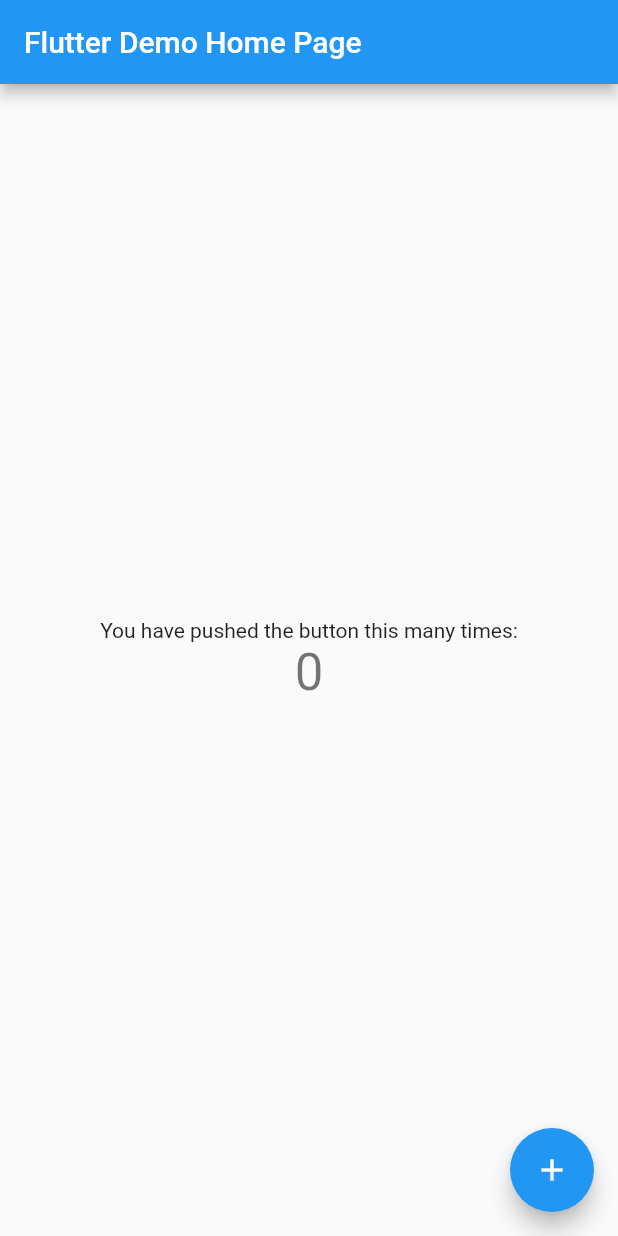
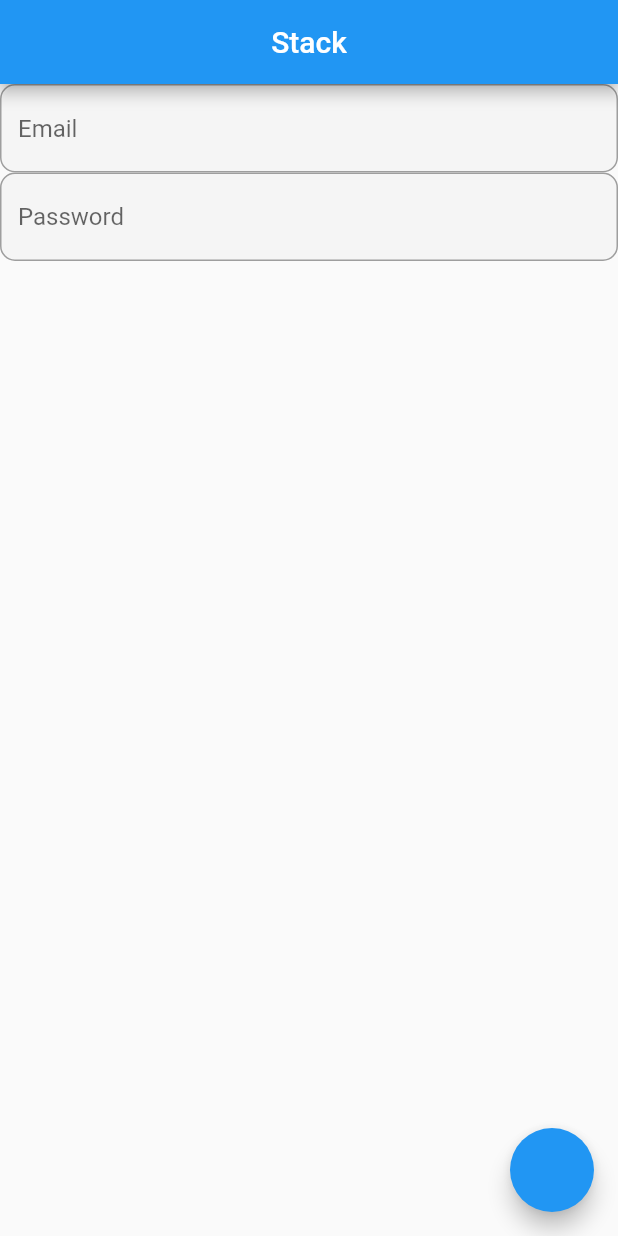
Before and after one commit to kangbba/practice_chatting, a Flutter app: the screen it shows after launch, on a phone screen of 412 x 824 dp. Run offline on Flutter 3.47's test engine with Material 2 defaults, Android fonts, the light colour scheme and no system bars.

Commit message:
login screen

```diff
--- /dev/null
+++ b/lib/duration.dart
@@ -0,0 +1,6 @@
+
+const halfSecond = Duration(milliseconds: 500);
+const oneSecond = Duration(milliseconds: 1000);
+const twoSecond = Duration(milliseconds: 2000);
+const threeSecond = Duration(milliseconds: 3000);
+const tenSecond = Duration(milliseconds: 10000);
--- /dev/null
+++ b/lib/login_screen.dart
@@ -0,0 +1,90 @@
+import 'package:flutter/material.dart';
+import 'package:practicechatting/duration.dart';
+import 'package:practicechatting/sign_in_screen.dart';
+import 'package:practicechatting/sign_up_screen.dart';
+import 'main.dart';
+
+class LoginScreen extends StatefulWidget {
+  const LoginScreen({Key? key}) : super(key: key);
+
+  @override
+  State<LoginScreen> createState() => _LoginScreenState();
+}
+
+enum SignStatus
+{
+  signIn,
+  signUp,
+}
+
+late Size screenSize;
+late SignStatus nowSignStatus;
+late SignInScreen signInScreen;
+late SignUpScreen signUpScreen;
+
+class _LoginScreenState extends State<LoginScreen> {
+  @override
+  void initState() {
+    super.initState();
+    nowSignStatus = SignStatus.signIn;
+    // TODO: implement initState
+    signInScreen = SignInScreen();
+    signUpScreen = SignUpScreen();
+  }
+  @override
+  Widget build(BuildContext context) {
+    print(nowSignStatus);
+    screenSize = MediaQuery.of(context).size;
+    return Scaffold(
+        appBar: AppBar(
+          title: Text('Stack'),
+          centerTitle: true,
+        ),
+        body: Container(
+          width: screenSize.width,
+          height: screenSize.height,
+          child: Stack(
+            children: [
+              AnimatedSwitcher(
+                duration: halfSecond,
+                switchInCurve: Curves.easeOut,
+                switchOutCurve: Curves.easeOut,
+                child: _getProperSignPage(nowSignStatus),
+              ),
+            ],
+          ),
+        ),
+        floatingActionButton: FloatingActionButton(
+        onPressed: (){
+          setState(() {
+            switch(nowSignStatus)
+            {
+              case SignStatus.signIn:
+                nowSignStatus = SignStatus.signUp;
+                break;
+              case SignStatus.signUp:
+                nowSignStatus = SignStatus.signIn;
+                break;
+              default:
+                break;
+            }
+          });
+        }
+    )
+    );
+
+  }
+
+  Widget _getProperSignPage(SignStatus signStatus) {
+
+    switch(signStatus)
+    {
+      case SignStatus.signIn:
+        return signInScreen;
+      case SignStatus.signUp:
+        return signUpScreen;
+      default:
+        throw Exception("");
+    }
+  }
+}
--- a/lib/main.dart
+++ b/lib/main.dart
@@ -1,4 +1,7 @@
 import 'package:flutter/material.dart';
+import 'package:practicechatting/login_screen.dart';
+import 'package:practicechatting/main_screen.dart';
+
 
 void main() {
   runApp(const MyApp());
@@ -6,110 +9,11 @@
 
 class MyApp extends StatelessWidget {
   const MyApp({super.key});
-
   // This widget is the root of your application.
   @override
   Widget build(BuildContext context) {
     return MaterialApp(
-      title: 'Flutter Demo',
-      theme: ThemeData(
-        // This is the theme of your application.
-        //
-        // Try running your application with "flutter run". You'll see the
-        // application has a blue toolbar. Then, without quitting the app, try
-        // changing the primarySwatch below to Colors.green and then invoke
-        // "hot reload" (press "r" in the console where you ran "flutter run",
-        // or simply save your changes to "hot reload" in a Flutter IDE).
-        // Notice that the counter didn't reset back to zero; the application
-        // is not restarted.
-        primarySwatch: Colors.blue,
-      ),
-      home: const MyHomePage(title: 'Flutter Demo Home Page'),
+      home: LoginScreen()
     );
   }
 }
-
-class MyHomePage extends StatefulWidget {
-  const MyHomePage({super.key, required this.title});
-
-  // This widget is the home page of your application. It is stateful, meaning
-  // that it has a State object (defined below) that contains fields that affect
-  // how it looks.
-
-  // This class is the configuration for the state. It holds the values (in this
-  // case the title) provided by the parent (in this case the App widget) and
-  // used by the build method of the State. Fields in a Widget subclass are
-  // always marked "final".
-
-  final String title;
-
-  @override
-  State<MyHomePage> createState() => _MyHomePageState();
-}
-
-class _MyHomePageState extends State<MyHomePage> {
-  int _counter = 0;
-
-  void _incrementCounter() {
-    setState(() {
-      // This call to setState tells the Flutter framework that something has
-      // changed in this State, which causes it to rerun the build method below
-      // so that the display can reflect the updated values. If we changed
-      // _counter without calling setState(), then the build method would not be
-      // called again, and so nothing would appear to happen.
-      _counter++;
-    });
-  }
-
-  @override
-  Widget build(BuildContext context) {
-    // This method is rerun every time setState is called, for instance as done
-    // by the _incrementCounter method above.
-    //
-    // The Flutter framework has been optimized to make rerunning build methods
-    // fast, so that you can just rebuild anything that needs updating rather
-    // than having to individually change instances of widgets.
-    return Scaffold(
-      appBar: AppBar(
-        // Here we take the value from the MyHomePage object that was created by
-        // the App.build method, and use it to set our appbar title.
-        title: Text(widget.title),
-      ),
-      body: Center(
-        // Center is a layout widget. It takes a single child and positions it
-        // in the middle of the parent.
-        child: Column(
-          // Column is also a layout widget. It takes a list of children and
-          // arranges them vertically. By default, it sizes itself to fit its
-          // children horizontally, and tries to be as tall as its parent.
-          //
-          // Invoke "debug painting" (press "p" in the console, choose the
-          // "Toggle Debug Paint" action from the Flutter Inspector in Android
-          // Studio, or the "Toggle Debug Paint" command in Visual Studio Code)
-          // to see the wireframe for each widget.
-          //
-          // Column has various properties to control how it sizes itself and
-          // how it positions its children. Here we use mainAxisAlignment to
-          // center the children vertically; the main axis here is the vertical
-          // axis because Columns are vertical (the cross axis would be
-          // horizontal).
-          mainAxisAlignment: MainAxisAlignment.center,
-          children: <Widget>[
-            const Text(
-              'You have pushed the button this many times:',
-            ),
-            Text(
-              '$_counter',
-              style: Theme.of(context).textTheme.headline4,
-            ),
-          ],
-        ),
-      ),
-      floatingActionButton: FloatingActionButton(
-        onPressed: _incrementCounter,
-        tooltip: 'Increment',
-        child: const Icon(Icons.add),
-      ), // This trailing comma makes auto-formatting nicer for build methods.
-    );
-  }
-}
--- /dev/null
+++ b/lib/sign_in_screen.dart
@@ -0,0 +1,73 @@
+import 'package:flutter/material.dart';
+import 'package:practicechatting/size.dart';
+
+class SignInScreen extends StatefulWidget {
+  const SignInScreen({Key? key}) : super(key: key);
+
+  @override
+  State<SignInScreen> createState() => _SignInScreenState();
+}
+class _SignInScreenState extends State<SignInScreen> {
+  GlobalKey<FormState> _formKey = GlobalKey<FormState>();
+  TextEditingController _emailController = TextEditingController();
+  TextEditingController _pwController = TextEditingController();
+  @override
+  void dispose() {
+    // TODO: implement dispose
+    _emailController.dispose();
+    _pwController.dispose();
+    super.dispose();
+  }
+  @override
+  Widget build(BuildContext context) {
+    return Form(
+      key: _formKey,
+      child: ListView(
+        children: [
+          TextFormField(
+              cursorColor: Colors.black,
+              controller: _emailController,
+              decoration: textInputDecor('Email'),
+              validator: (text) {
+              }
+          ),
+          TextFormField(
+              cursorColor: Colors.black,
+              controller: _pwController,
+              decoration: textInputDecor('Password'),
+              validator: (text) {
+              }
+          )
+        ]
+      ),
+    );
+  }
+
+  InputDecoration textInputDecor(String hint) {
+    return InputDecoration(
+      hintText: hint,
+      enabledBorder: activeInputBorder(),
+      focusedBorder: activeInputBorder(),
+      focusedErrorBorder: errorInputBorder(),
+      errorBorder: errorInputBorder(),
+      filled: true,
+      fillColor: Colors.grey[100],
+    );
+  }
+  OutlineInputBorder activeInputBorder() {
+    return OutlineInputBorder(
+      borderSide:  BorderSide(
+        color: Colors.grey,
+      ),
+      borderRadius: BorderRadius.circular(gap_s),
+    );
+  }
+  OutlineInputBorder errorInputBorder() {
+    return OutlineInputBorder(
+      borderSide:  BorderSide(
+        color: Colors.redAccent,
+      ),
+      borderRadius: BorderRadius.circular(gap_s),
+    );
+  }
+}
```
Also changed, not shown: lib/main_screen.dart (added, +15 -0 lines), lib/sign_up_screen.dart (added, +17 -0 lines), lib/size.dart (added, +11 -0 lines), 1 other file.
